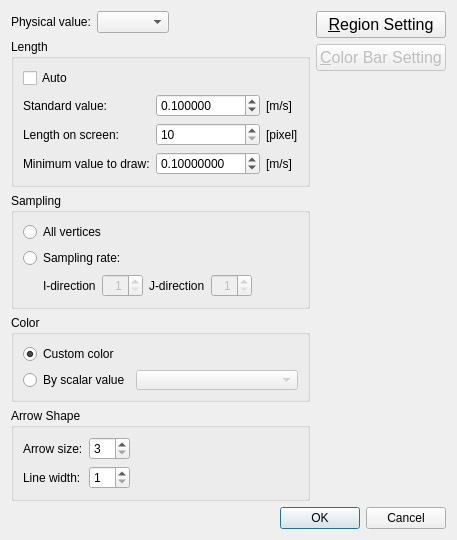
First picture: the form in libs/post/post2d/datamodel/post2dwindowarrowstructuredsettingdialog.ui, repository i-RIC/prepost-gui, before the edit.
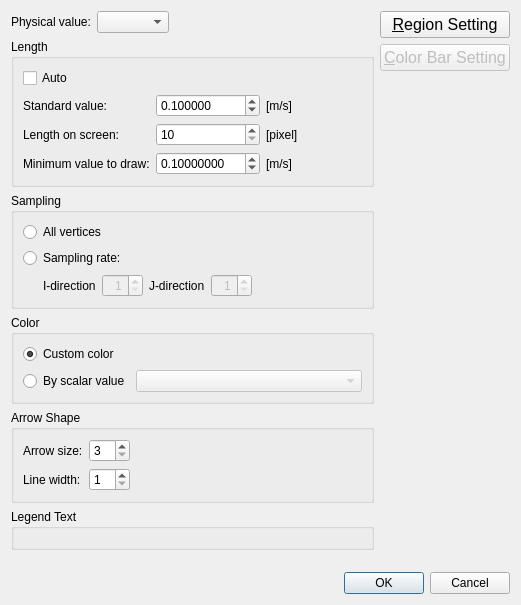
Second picture: the form after the edit. Custom widgets are drawn as their Qt base class.

The edit to the form file:
```diff
--- a/libs/post/post2d/datamodel/post2dwindowarrowstructuredsettingdialog.ui
+++ b/libs/post/post2d/datamodel/post2dwindowarrowstructuredsettingdialog.ui
@@ -6,18 +6,18 @@
    <rect>
     <x>0</x>
     <y>0</y>
-    <width>444</width>
-    <height>492</height>
+    <width>521</width>
+    <height>605</height>
    </rect>
   </property>
   <property name="windowTitle">
    <string>Arrow Setting</string>
   </property>
-  <layout class="QVBoxLayout" name="verticalLayout_5">
+  <layout class="QVBoxLayout" name="verticalLayout_6">
    <item>
     <layout class="QHBoxLayout" name="horizontalLayout_5">
      <item>
-      <layout class="QVBoxLayout" name="verticalLayout_4">
+      <layout class="QVBoxLayout" name="verticalLayout_5">
        <item>
         <layout class="QHBoxLayout" name="horizontalLayout">
          <item>
@@ -399,6 +399,18 @@
          </layout>
         </widget>
        </item>
+       <item>
+        <widget class="QGroupBox" name="legendTextGroupBox">
+         <property name="title">
+          <string>Legend Text</string>
+         </property>
+         <layout class="QVBoxLayout" name="verticalLayout_4">
+          <item>
+           <widget class="vtkTextPropertySettingWidget" name="legendTextWidget" native="true"/>
+          </item>
+         </layout>
+        </widget>
+       </item>
        <item>
         <spacer name="verticalSpacer">
          <property name="orientation">
@@ -410,7 +422,7 @@
          <property name="sizeHint" stdset="0">
           <size>
            <width>20</width>
-           <height>2</height>
+           <height>13</height>
           </size>
          </property>
         </spacer>
@@ -482,6 +494,12 @@
    <header>guibase/widget/coloreditwidget.h</header>
    <container>1</container>
   </customwidget>
+  <customwidget>
+   <class>vtkTextPropertySettingWidget</class>
+   <extends>QWidget</extends>
+   <header>guibase/vtktextpropertysettingwidget.h</header>
+   <container>1</container>
+  </customwidget>
  </customwidgets>
  <resources/>
  <connections>
```
